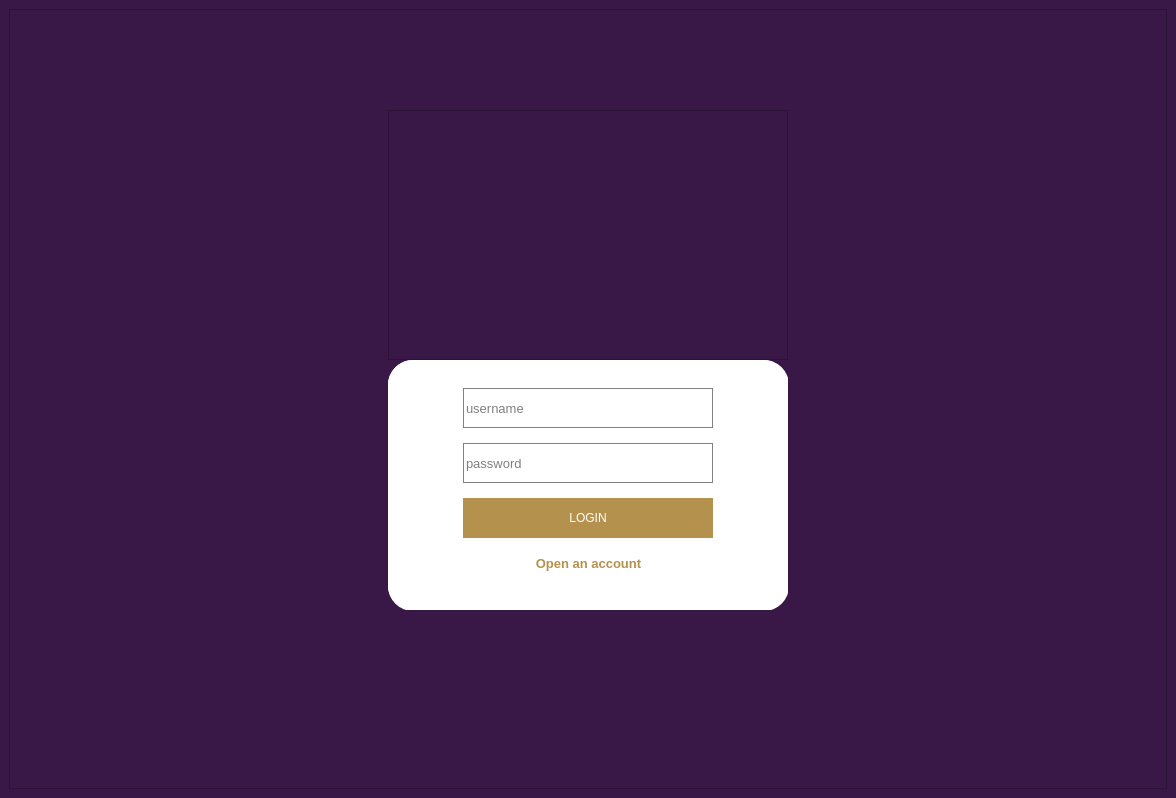
Before: the Qt Designer form final_design.ui in kparker99/University, drawn with Qt 5.
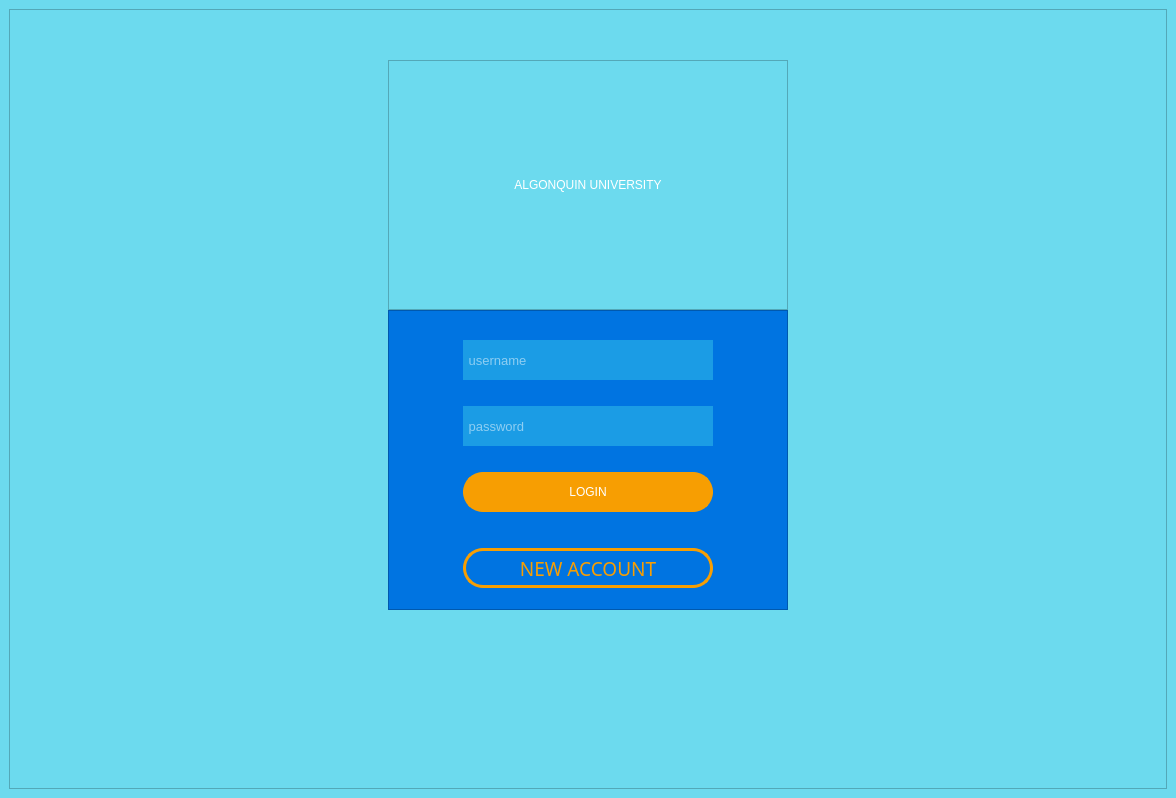
After: the same form once the commit is applied. The open tabs and pages were chosen to show the change. Icons and pictures are not drawn.

What changed in the file:
```diff
--- a/final_design.ui
+++ b/final_design.ui
@@ -14,8 +14,13 @@
    <string>MainWindow</string>
   </property>
   <widget class="QWidget" name="centralwidget">
+   <property name="font">
+    <font>
+     <family>Nunito</family>
+    </font>
+   </property>
    <property name="styleSheet">
-    <string notr="true">background-color: rgb(57, 24, 71);</string>
+    <string notr="true">background-color: #6cdaee;</string>
    </property>
    <layout class="QGridLayout" name="gridLayout_15">
     <item row="0" column="0">
@@ -33,7 +38,7 @@
        </size>
       </property>
       <property name="styleSheet">
-       <string notr="true">background-color: rgb(57, 24, 71);</string>
+       <string notr="true"/>
       </property>
       <property name="currentIndex">
        <number>1</number>
@@ -61,7 +66,7 @@
         <item>
          <widget class="QFrame" name="frame">
           <property name="styleSheet">
-           <string notr="true">background-color: rgb(57, 24, 71);</string>
+           <string notr="true"/>
           </property>
           <property name="frameShape">
            <enum>QFrame::StyledPanel</enum>
@@ -85,23 +90,79 @@
            <property name="spacing">
             <number>0</number>
            </property>
-           <item row="2" column="0">
+           <item row="0" column="0">
+            <spacer name="verticalSpacer_2">
+             <property name="orientation">
+              <enum>Qt::Vertical</enum>
+             </property>
+             <property name="sizeType">
+              <enum>QSizePolicy::Fixed</enum>
+             </property>
+             <property name="sizeHint" stdset="0">
+              <size>
+               <width>20</width>
+               <height>50</height>
+              </size>
+             </property>
+            </spacer>
+           </item>
+           <item row="1" column="0">
+            <widget class="QFrame" name="frame_8">
+             <property name="minimumSize">
+              <size>
+               <width>400</width>
+               <height>250</height>
+              </size>
+             </property>
+             <property name="maximumSize">
+              <size>
+               <width>400</width>
+               <height>250</height>
+              </size>
+             </property>
+             <property name="frameShape">
+              <enum>QFrame::StyledPanel</enum>
+             </property>
+             <property name="frameShadow">
+              <enum>QFrame::Raised</enum>
+             </property>
+             <layout class="QGridLayout" name="gridLayout_16">
+              <item row="0" column="1">
+               <widget class="QLabel" name="label_22">
+                <property name="styleSheet">
+                 <string notr="true">font: 32pt &quot;Nunito Black&quot;;
+color: #ffffff;</string>
+                </property>
+                <property name="text">
+                 <string>ALGONQUIN UNIVERSITY</string>
+                </property>
+                <property name="alignment">
+                 <set>Qt::AlignCenter</set>
+                </property>
+                <property name="wordWrap">
+                 <bool>true</bool>
+                </property>
+               </widget>
+              </item>
+             </layout>
+            </widget>
+           </item>
+           <item row="3" column="0">
             <widget class="QFrame" name="frame_2">
              <property name="minimumSize">
               <size>
                <width>400</width>
-               <height>250</height>
+               <height>300</height>
               </size>
              </property>
              <property name="maximumSize">
               <size>
                <width>400</width>
-               <height>250</height>
+               <height>300</height>
               </size>
              </property>
              <property name="styleSheet">
-              <string notr="true">background-color: rgb(255, 255, 255);
-border-radius: 25px</string>
+              <string notr="true">background-color: #0074E1;</string>
              </property>
              <property name="frameShape">
               <enum>QFrame::StyledPanel</enum>
@@ -109,26 +170,8 @@
              <property name="frameShadow">
               <enum>QFrame::Raised</enum>
              </property>
-             <widget class="QWidget" name="layoutWidget">
-              <property name="geometry">
-               <rect>
-                <x>0</x>
-                <y>0</y>
-                <width>401</width>
-                <height>251</height>
-               </rect>
-              </property>
-              <layout class="QVBoxLayout" name="verticalLayout_8">
-               <property name="spacing">
-                <number>7</number>
-               </property>
-               <property name="topMargin">
-                <number>20</number>
-               </property>
-               <property name="bottomMargin">
-                <number>30</number>
-               </property>
-               <item alignment="Qt::AlignHCenter">
+             <layout class="QGridLayout" name="gridLayout_13">
+              <item row="0" column="0">
                 <widget class="QLineEdit" name="l_username_field">
                  <property name="minimumSize">
                   <size>
@@ -138,95 +181,203 @@
                  </property>
                  <property name="maximumSize">
                   <size>
-                   <width>350</width>
+                  <width>250</width>
                    <height>40</height>
                   </size>
                  </property>
                  <property name="palette">
                   <palette>
                    <active>
+                   <colorrole role="WindowText">
+                    <brush brushstyle="SolidPattern">
+                     <color alpha="255">
+                      <red>255</red>
+                      <green>255</green>
+                      <blue>255</blue>
+                     </color>
+                    </brush>
+                   </colorrole>
                     <colorrole role="Button">
                      <brush brushstyle="SolidPattern">
-                      <color alpha="0">
-                       <red>0</red>
-                       <green>0</green>
-                       <blue>0</blue>
+                     <color alpha="255">
+                      <red>27</red>
+                      <green>156</green>
+                      <blue>229</blue>
+                     </color>
+                    </brush>
+                   </colorrole>
+                   <colorrole role="Text">
+                    <brush brushstyle="SolidPattern">
+                     <color alpha="255">
+                      <red>255</red>
+                      <green>255</green>
+                      <blue>255</blue>
+                     </color>
+                    </brush>
+                   </colorrole>
+                   <colorrole role="ButtonText">
+                    <brush brushstyle="SolidPattern">
+                     <color alpha="255">
+                      <red>255</red>
+                      <green>255</green>
+                      <blue>255</blue>
                       </color>
                      </brush>
                     </colorrole>
                     <colorrole role="Base">
                      <brush brushstyle="SolidPattern">
-                      <color alpha="0">
-                       <red>0</red>
-                       <green>0</green>
-                       <blue>0</blue>
+                     <color alpha="255">
+                      <red>27</red>
+                      <green>156</green>
+                      <blue>229</blue>
                       </color>
                      </brush>
                     </colorrole>
                     <colorrole role="Window">
                      <brush brushstyle="SolidPattern">
-                      <color alpha="0">
-                       <red>0</red>
-                       <green>0</green>
-                       <blue>0</blue>
+                     <color alpha="255">
+                      <red>27</red>
+                      <green>156</green>
+                      <blue>229</blue>
+                     </color>
+                    </brush>
+                   </colorrole>
+                   <colorrole role="PlaceholderText">
+                    <brush brushstyle="NoBrush">
+                     <color alpha="128">
+                      <red>255</red>
+                      <green>255</green>
+                      <blue>255</blue>
                       </color>
                      </brush>
                     </colorrole>
                    </active>
                    <inactive>
+                   <colorrole role="WindowText">
+                    <brush brushstyle="SolidPattern">
+                     <color alpha="255">
+                      <red>255</red>
+                      <green>255</green>
+                      <blue>255</blue>
+                     </color>
+                    </brush>
+                   </colorrole>
                     <colorrole role="Button">
                      <brush brushstyle="SolidPattern">
-                      <color alpha="0">
-                       <red>0</red>
-                       <green>0</green>
-                       <blue>0</blue>
+                     <color alpha="255">
+                      <red>27</red>
+                      <green>156</green>
+                      <blue>229</blue>
+                     </color>
+                    </brush>
+                   </colorrole>
+                   <colorrole role="Text">
+                    <brush brushstyle="SolidPattern">
+                     <color alpha="255">
+                      <red>255</red>
+                      <green>255</green>
+                      <blue>255</blue>
+                     </color>
+                    </brush>
+                   </colorrole>
+                   <colorrole role="ButtonText">
+                    <brush brushstyle="SolidPattern">
+                     <color alpha="255">
+                      <red>255</red>
+                      <green>255</green>
+                      <blue>255</blue>
                       </color>
                      </brush>
                     </colorrole>
                     <colorrole role="Base">
                      <brush brushstyle="SolidPattern">
-                      <color alpha="0">
-                       <red>0</red>
-                       <green>0</green>
-                       <blue>0</blue>
+                     <color alpha="255">
+                      <red>27</red>
+                      <green>156</green>
+                      <blue>229</blue>
                       </color>
                      </brush>
                     </colorrole>
                     <colorrole role="Window">
                      <brush brushstyle="SolidPattern">
-                      <color alpha="0">
-                       <red>0</red>
-                       <green>0</green>
-                       <blue>0</blue>
+                     <color alpha="255">
+                      <red>27</red>
+                      <green>156</green>
+                      <blue>229</blue>
+                     </color>
+                    </brush>
+                   </colorrole>
+                   <colorrole role="PlaceholderText">
+                    <brush brushstyle="NoBrush">
+                     <color alpha="128">
+                      <red>255</red>
+                      <green>255</green>
+                      <blue>255</blue>
                       </color>
                      </brush>
                     </colorrole>
                    </inactive>
                    <disabled>
+                   <colorrole role="WindowText">
+                    <brush brushstyle="SolidPattern">
+                     <color alpha="255">
+                      <red>255</red>
+                      <green>255</green>
+                      <blue>255</blue>
+                     </color>
+                    </brush>
+                   </colorrole>
                     <colorrole role="Button">
                      <brush brushstyle="SolidPattern">
-                      <color alpha="0">
-                       <red>0</red>
-                       <green>0</green>
-                       <blue>0</blue>
+                     <color alpha="255">
+                      <red>27</red>
+                      <green>156</green>
+                      <blue>229</blue>
+                     </color>
+                    </brush>
+                   </colorrole>
+                   <colorrole role="Text">
+                    <brush brushstyle="SolidPattern">
+                     <color alpha="255">
+                      <red>255</red>
+                      <green>255</green>
+                      <blue>255</blue>
+                     </color>
+                    </brush>
+                   </colorrole>
+                   <colorrole role="ButtonText">
+                    <brush brushstyle="SolidPattern">
+                     <color alpha="255">
+                      <red>255</red>
+                      <green>255</green>
+                      <blue>255</blue>
                       </color>
                      </brush>
                     </colorrole>
                     <colorrole role="Base">
                      <brush brushstyle="SolidPattern">
-                      <color alpha="0">
-                       <red>0</red>
-                       <green>0</green>
-                       <blue>0</blue>
+                     <color alpha="255">
+                      <red>27</red>
+                      <green>156</green>
+                      <blue>229</blue>
                       </color>
                      </brush>
                     </colorrole>
                     <colorrole role="Window">
                      <brush brushstyle="SolidPattern">
-                      <color alpha="0">
-                       <red>0</red>
-                       <green>0</green>
-                       <blue>0</blue>
+                     <color alpha="255">
+                      <red>27</red>
+                      <green>156</green>
+                      <blue>229</blue>
+                     </color>
+                    </brush>
+                   </colorrole>
+                   <colorrole role="PlaceholderText">
+                    <brush brushstyle="NoBrush">
+                     <color alpha="128">
+                      <red>255</red>
+                      <green>255</green>
+                      <blue>255</blue>
                       </color>
                      </brush>
                     </colorrole>
@@ -239,15 +390,16 @@
                   </font>
                  </property>
                  <property name="styleSheet">
-                  <string notr="true">background: transparent;
-border: 1px solid #808080;</string>
+                 <string notr="true">background-color: #1B9CE5;
+border: none;
+color: #ffffff;</string>
                  </property>
                  <property name="placeholderText">
-                  <string>username</string>
+                 <string> username</string>
                  </property>
                 </widget>
                </item>
-               <item alignment="Qt::AlignHCenter">
+              <item row="1" column="0">
                 <widget class="QLineEdit" name="l_password_field">
                  <property name="minimumSize">
                   <size>
@@ -257,95 +409,203 @@
                  </property>
                  <property name="maximumSize">
                   <size>
-                   <width>350</width>
+                  <width>250</width>
                    <height>40</height>
                   </size>
                  </property>
                  <property name="palette">
                   <palette>
                    <active>
+                   <colorrole role="WindowText">
+                    <brush brushstyle="SolidPattern">
+                     <color alpha="255">
+                      <red>255</red>
+                      <green>255</green>
+                      <blue>255</blue>
+                     </color>
+                    </brush>
+                   </colorrole>
                     <colorrole role="Button">
                      <brush brushstyle="SolidPattern">
-                      <color alpha="0">
-                       <red>0</red>
-                       <green>0</green>
-                       <blue>0</blue>
+                     <color alpha="255">
+                      <red>27</red>
+                      <green>156</green>
+                      <blue>229</blue>
+                     </color>
+                    </brush>
+                   </colorrole>
+                   <colorrole role="Text">
+                    <brush brushstyle="SolidPattern">
+                     <color alpha="255">
+                      <red>255</red>
+                      <green>255</green>
+                      <blue>255</blue>
+                     </color>
+                    </brush>
+                   </colorrole>
+                   <colorrole role="ButtonText">
+                    <brush brushstyle="SolidPattern">
+                     <color alpha="255">
+                      <red>255</red>
+                      <green>255</green>
+                      <blue>255</blue>
                       </color>
                      </brush>
                     </colorrole>
                     <colorrole role="Base">
                      <brush brushstyle="SolidPattern">
-                      <color alpha="0">
-                       <red>0</red>
-                       <green>0</green>
-                       <blue>0</blue>
+                     <color alpha="255">
+                      <red>27</red>
+                      <green>156</green>
+                      <blue>229</blue>
                       </color>
                      </brush>
                     </colorrole>
                     <colorrole role="Window">
                      <brush brushstyle="SolidPattern">
-                      <color alpha="0">
-                       <red>0</red>
-                       <green>0</green>
-                       <blue>0</blue>
+                     <color alpha="255">
+                      <red>27</red>
+                      <green>156</green>
+                      <blue>229</blue>
+                     </color>
+                    </brush>
+                   </colorrole>
+                   <colorrole role="PlaceholderText">
+                    <brush brushstyle="NoBrush">
+                     <color alpha="128">
+                      <red>255</red>
+                      <green>255</green>
+                      <blue>255</blue>
                       </color>
                      </brush>
                     </colorrole>
                    </active>
                    <inactive>
+                   <colorrole role="WindowText">
+                    <brush brushstyle="SolidPattern">
+                     <color alpha="255">
+                      <red>255</red>
+                      <green>255</green>
+                      <blue>255</blue>
+                     </color>
+                    </brush>
+                   </colorrole>
                     <colorrole role="Button">
                      <brush brushstyle="SolidPattern">
-                      <color alpha="0">
-                       <red>0</red>
-                       <green>0</green>
-                       <blue>0</blue>
+                     <color alpha="255">
+                      <red>27</red>
+                      <green>156</green>
+                      <blue>229</blue>
+                     </color>
+                    </brush>
+                   </colorrole>
+                   <colorrole role="Text">
+                    <brush brushstyle="SolidPattern">
+                     <color alpha="255">
+                      <red>255</red>
+                      <green>255</green>
+                      <blue>255</blue>
+                     </color>
+                    </brush>
+                   </colorrole>
+                   <colorrole role="ButtonText">
+                    <brush brushstyle="SolidPattern">
+                     <color alpha="255">
+                      <red>255</red>
+                      <green>255</green>
+                      <blue>255</blue>
                       </color>
                      </brush>
                     </colorrole>
                     <colorrole role="Base">
                      <brush brushstyle="SolidPattern">
-                      <color alpha="0">
-                       <red>0</red>
-                       <green>0</green>
-                       <blue>0</blue>
+                     <color alpha="255">
+                      <red>27</red>
+                      <green>156</green>
+                      <blue>229</blue>
                       </color>
                      </brush>
                     </colorrole>
                     <colorrole role="Window">
                      <brush brushstyle="SolidPattern">
-                      <color alpha="0">
-                       <red>0</red>
-                       <green>0</green>
-                       <blue>0</blue>
+                     <color alpha="255">
+                      <red>27</red>
+                      <green>156</green>
+                      <blue>229</blue>
+                     </color>
+                    </brush>
+                   </colorrole>
+                   <colorrole role="PlaceholderText">
+                    <brush brushstyle="NoBrush">
+                     <color alpha="128">
+                      <red>255</red>
+                      <green>255</green>
+                      <blue>255</blue>
                       </color>
                      </brush>
                     </colorrole>
                    </inactive>
                    <disabled>
+                   <colorrole role="WindowText">
+                    <brush brushstyle="SolidPattern">
+                     <color alpha="255">
+                      <red>255</red>
+                      <green>255</green>
+                      <blue>255</blue>
+                     </color>
+                    </brush>
+                   </colorrole>
                     <colorrole role="Button">
                      <brush brushstyle="SolidPattern">
-                      <color alpha="0">
-                       <red>0</red>
-                       <green>0</green>
-                       <blue>0</blue>
+                     <color alpha="255">
+                      <red>27</red>
+                      <green>156</green>
+                      <blue>229</blue>
+                     </color>
+                    </brush>
+                   </colorrole>
+                   <colorrole role="Text">
+                    <brush brushstyle="SolidPattern">
+                     <color alpha="255">
+                      <red>255</red>
+                      <green>255</green>
+                      <blue>255</blue>
+                     </color>
+                    </brush>
+                   </colorrole>
+                   <colorrole role="ButtonText">
+                    <brush brushstyle="SolidPattern">
+                     <color alpha="255">
+                      <red>255</red>
+                      <green>255</green>
+                      <blue>255</blue>
                       </color>
                      </brush>
                     </colorrole>
                     <colorrole role="Base">
                      <brush brushstyle="SolidPattern">
-                      <color alpha="0">
-                       <red>0</red>
-                       <green>0</green>
-                       <blue>0</blue>
+                     <color alpha="255">
+                      <red>27</red>
+                      <green>156</green>
+                      <blue>229</blue>
                       </color>
                      </brush>
                     </colorrole>
                     <colorrole role="Window">
                      <brush brushstyle="SolidPattern">
-                      <color alpha="0">
-                       <red>0</red>
-                       <green>0</green>
-                       <blue>0</blue>
+                     <color alpha="255">
+                      <red>27</red>
+                      <green>156</green>
+                      <blue>229</blue>
+                     </color>
+                    </brush>
+                   </colorrole>
+                   <colorrole role="PlaceholderText">
+                    <brush brushstyle="NoBrush">
+                     <color alpha="128">
+                      <red>255</red>
+                      <green>255</green>
+                      <blue>255</blue>
                       </color>
                      </brush>
                     </colorrole>
@@ -358,18 +618,19 @@
                   </font>
                  </property>
                  <property name="styleSheet">
-                  <string notr="true">background: transparent;
-border: 1px solid #808080;</string>
+                 <string notr="true">background-color: #1B9CE5;
+border: none;
+color: #ffffff;</string>
                  </property>
                  <property name="echoMode">
                   <enum>QLineEdit::Password</enum>
                  </property>
                  <property name="placeholderText">
-                  <string>password</string>
+                 <string> password</string>
                  </property>
                 </widget>
                </item>
-               <item alignment="Qt::AlignHCenter">
+              <item row="2" column="0">
                 <widget class="QPushButton" name="l_login_btn">
                  <property name="minimumSize">
                   <size>
@@ -379,16 +640,17 @@
                  </property>
                  <property name="maximumSize">
                   <size>
-                   <width>350</width>
+                  <width>250</width>
                    <height>40</height>
                   </size>
                  </property>
                  <property name="styleSheet">
-                  <string notr="true">background-color: rgb(180, 145, 76);
-font: 12pt &quot;Montserrat SemiBold&quot;;
-color: white;
-border-style: outset;
-border-width: 0px;</string>
+                 <string notr="true">font: 14pt &quot;Nunito Black&quot;;
+background-color: #F79E02;
+color: #ffffff;
+border-style: none;
+border: 3px solid #F79E02;
+border-radius: 20px;</string>
                  </property>
                  <property name="text">
                   <string>LOGIN</string>
@@ -401,7 +663,7 @@
                  </property>
                 </widget>
                </item>
-               <item>
+              <item row="3" column="0">
                 <widget class="QPushButton" name="l_newaccount_btn">
                  <property name="sizePolicy">
                   <sizepolicy hsizetype="Expanding" vsizetype="Fixed">
@@ -409,9 +671,15 @@
                    <verstretch>0</verstretch>
                   </sizepolicy>
                  </property>
+                <property name="minimumSize">
+                 <size>
+                  <width>250</width>
+                  <height>40</height>
+                 </size>
+                </property>
                  <property name="maximumSize">
                   <size>
-                   <width>16777215</width>
+                  <width>250</width>
                    <height>20</height>
                   </size>
                  </property>
@@ -421,63 +689,63 @@
                     <colorrole role="WindowText">
                      <brush brushstyle="SolidPattern">
                       <color alpha="255">
-                       <red>180</red>
-                       <green>145</green>
-                       <blue>76</blue>
+                      <red>247</red>
+                      <green>158</green>
+                      <blue>2</blue>
                       </color>
                      </brush>
                     </colorrole>
                     <colorrole role="Button">
                      <brush brushstyle="SolidPattern">
                       <color alpha="255">
-                       <red>255</red>
-                       <green>255</green>
-                       <blue>255</blue>
+                      <red>0</red>
+                      <green>116</green>
+                      <blue>225</blue>
                       </color>
                      </brush>
                     </colorrole>
                     <colorrole role="Text">
                      <brush brushstyle="SolidPattern">
                       <color alpha="255">
-                       <red>180</red>
-                       <green>145</green>
-                       <blue>76</blue>
+                      <red>247</red>
+                      <green>158</green>
+                      <blue>2</blue>
                       </color>
                      </brush>
                     </colorrole>
                     <colorrole role="ButtonText">
                      <brush brushstyle="SolidPattern">
                       <color alpha="255">
-                       <red>180</red>
-                       <green>145</green>
-                       <blue>76</blue>
+                      <red>247</red>
+                      <green>158</green>
+                      <blue>2</blue>
                       </color>
                      </brush>
                     </colorrole>
                     <colorrole role="Base">
                      <brush brushstyle="SolidPattern">
                       <color alpha="255">
-                       <red>255</red>
-                       <green>255</green>
-                       <blue>255</blue>
+                      <red>0</red>
+                      <green>116</green>
+                      <blue>225</blue>
                       </color>
                      </brush>
                     </colorrole>
                     <colorrole role="Window">
                      <brush brushstyle="SolidPattern">
                       <color alpha="255">
-                       <red>255</red>
-                       <green>255</green>
-                       <blue>255</blue>
+                      <red>0</red>
+                      <green>116</green>
+                      <blue>225</blue>
                       </color>
                      </brush>
                     </colorrole>
                     <colorrole role="PlaceholderText">
                      <brush brushstyle="NoBrush">
                       <color alpha="128">
-                       <red>180</red>
-                       <green>145</green>
-                       <blue>76</blue>
+                      <red>247</red>
+                      <green>158</green>
+                      <blue>2</blue>
                       </color>
                      </brush>
                     </colorrole>
@@ -486,63 +754,63 @@
                     <colorrole role="WindowText">
                      <brush brushstyle="SolidPattern">
                       <color alpha="255">
-                       <red>180</red>
-                       <green>145</green>
-                       <blue>76</blue>
+                      <red>247</red>
+                      <green>158</green>
+                      <blue>2</blue>
                       </color>
                      </brush>
                     </colorrole>
                     <colorrole role="Button">
                      <brush brushstyle="SolidPattern">
                       <color alpha="255">
-                       <red>255</red>
-                       <green>255</green>
-                       <blue>255</blue>
+                      <red>0</red>
+                      <green>116</green>
+                      <blue>225</blue>
                       </color>
                      </brush>
                     </colorrole>
                     <colorrole role="Text">
                      <brush brushstyle="SolidPattern">
                       <color alpha="255">
-                       <red>180</red>
-                       <green>145</green>
-                       <blue>76</blue>
+                      <red>247</red>
+                      <green>158</green>
+                      <blue>2</blue>
                       </color>
                      </brush>
                     </colorrole>
                     <colorrole role="ButtonText">
                      <brush brushstyle="SolidPattern">
                       <color alpha="255">
-                       <red>180</red>
-                       <green>145</green>
-                       <blue>76</blue>
+                      <red>247</red>
+                      <green>158</green>
+                      <blue>2</blue>
                       </color>
                      </brush>
                     </colorrole>
                     <colorrole role="Base">
                      <brush brushstyle="SolidPattern">
                       <color alpha="255">
-                       <red>255</red>
-                       <green>255</green>
-                       <blue>255</blue>
+                      <red>0</red>
+                      <green>116</green>
+                      <blue>225</blue>
                       </color>
                      </brush>
                     </colorrole>
                     <colorrole role="Window">
                      <brush brushstyle="SolidPattern">
                       <color alpha="255">
-                       <red>255</red>
-                       <green>255</green>
-                       <blue>255</blue>
+                      <red>0</red>
+                      <green>116</green>
+                      <blue>225</blue>
                       </color>
                      </brush>
                     </colorrole>
                     <colorrole role="PlaceholderText">
                      <brush brushstyle="NoBrush">
                       <color alpha="128">
-                       <red>180</red>
-                       <green>145</green>
-                       <blue>76</blue>
+                      <red>247</red>
+                      <green>158</green>
+                      <blue>2</blue>
                       </color>
                      </brush>
                     </colorrole>
@@ -551,63 +819,63 @@
                     <colorrole role="WindowText">
                      <brush brushstyle="SolidPattern">
                       <color alpha="255">
-                       <red>180</red>
-                       <green>145</green>
-                       <blue>76</blue>
+                      <red>247</red>
+                      <green>158</green>
+                      <blue>2</blue>
                       </color>
                      </brush>
                     </colorrole>
                     <colorrole role="Button">
                      <brush brushstyle="SolidPattern">
                       <color alpha="255">
-                       <red>255</red>
-                       <green>255</green>
-                       <blue>255</blue>
+                      <red>0</red>
+                      <green>116</green>
+                      <blue>225</blue>
                       </color>
                      </brush>
                     </colorrole>
                     <colorrole role="Text">
                      <brush brushstyle="SolidPattern">
                       <color alpha="255">
-                       <red>180</red>
-                       <green>145</green>
-                       <blue>76</blue>
+                      <red>247</red>
+                      <green>158</green>
+                      <blue>2</blue>
                       </color>
                      </brush>
                     </colorrole>
                     <colorrole role="ButtonText">
                      <brush brushstyle="SolidPattern">
                       <color alpha="255">
-                       <red>180</red>
-                       <green>145</green>
-                       <blue>76</blue>
+                      <red>247</red>
+                      <green>158</green>
+                      <blue>2</blue>
                       </color>
                      </brush>
                     </colorrole>
                     <colorrole role="Base">
                      <brush brushstyle="SolidPattern">
                       <color alpha="255">
-                       <red>255</red>
-                       <green>255</green>
-                       <blue>255</blue>
+                      <red>0</red>
+                      <green>116</green>
+                      <blue>225</blue>
                       </color>
                      </brush>
                     </colorrole>
                     <colorrole role="Window">
                      <brush brushstyle="SolidPattern">
                       <color alpha="255">
-                       <red>255</red>
-                       <green>255</green>
-                       <blue>255</blue>
+                      <red>0</red>
+                      <green>116</green>
+                      <blue>225</blue>
                       </color>
                      </brush>
                     </colorrole>
                     <colorrole role="PlaceholderText">
                      <brush brushstyle="NoBrush">
                       <color alpha="128">
-                       <red>180</red>
-                       <green>145</green>
-                       <blue>76</blue>
+                      <red>247</red>
+                      <green>158</green>
+                      <blue>2</blue>
                       </color>
                      </brush>
                     </colorrole>
@@ -616,26 +884,32 @@
                  </property>
                  <property name="font">
                   <font>
-                   <pointsize>10</pointsize>
-                   <weight>75</weight>
-                   <bold>true</bold>
+                  <family>Nunito Black</family>
+                  <pointsize>14</pointsize>
+                  <weight>50</weight>
+                  <italic>false</italic>
+                  <bold>false</bold>
                    <underline>false</underline>
                    <strikeout>false</strikeout>
                   </font>
                  </property>
                  <property name="styleSheet">
-                  <string notr="true">color: rgb(180, 145, 76);</string>
+                 <string notr="true">font: 14pt &quot;Nunito Black&quot;;
+background-color: #0074E1;
+color: #F79E02;
+border-style: none;
+border: 3px solid #F79E02;
+border-radius: 20px;</string>
                  </property>
                  <property name="text">
-                  <string>Open an account</string>
+                 <string>NEW ACCOUNT</string>
                  </property>
                 </widget>
                </item>
               </layout>
              </widget>
-            </widget>
            </item>
-           <item row="3" column="0">
+           <item row="4" column="0">
             <spacer name="verticalSpacer">
              <property name="orientation">
               <enum>Qt::Vertical</enum>
@@ -648,59 +922,6 @@
              </property>
             </spacer>
            </item>
-           <item row="1" column="0">
-            <widget class="QFrame" name="frame_8">
-             <property name="minimumSize">
-              <size>
-               <width>400</width>
-               <height>250</height>
-              </size>
-             </property>
-             <property name="maximumSize">
-              <size>
-               <width>400</width>
-               <height>250</height>
-              </size>
-             </property>
-             <property name="frameShape">
-              <enum>QFrame::StyledPanel</enum>
-             </property>
-             <property name="frameShadow">
-              <enum>QFrame::Raised</enum>
-             </property>
-             <layout class="QGridLayout" name="gridLayout_16">
-              <item row="0" column="0">
-               <widget class="QLabel" name="label">
-                <property name="text">
-                 <string/>
-                </property>
-                <property name="pixmap">
-                 <pixmap>images/ALGONQUIN UNIVERSITY.png</pixmap>
-                </property>
-                <property name="alignment">
-                 <set>Qt::AlignCenter</set>
-                </property>
-               </widget>
-              </item>
-             </layout>
-            </widget>
-           </item>
-           <item row="0" column="0">
-            <spacer name="verticalSpacer_2">
-             <property name="orientation">
-              <enum>Qt::Vertical</enum>
-             </property>
-             <property name="sizeType">
-              <enum>QSizePolicy::Fixed</enum>
-             </property>
-             <property name="sizeHint" stdset="0">
-              <size>
-               <width>20</width>
-               <height>100</height>
-              </size>
-             </property>
-            </spacer>
-           </item>
           </layout>
          </widget>
         </item>
```
Left out of the diff: 274 changed lines with no effect on the pictures. Lines whose indentation alone changed are shown as unchanged.
